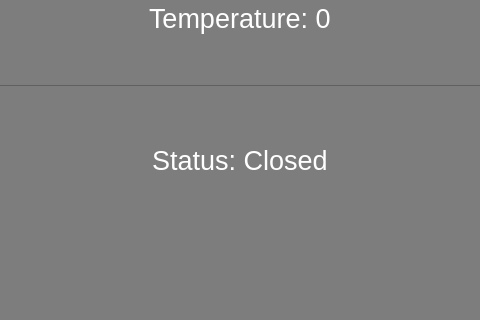
Old version of the form mainwindow.ui in the repository nickek/Automatic_Shades; both pictures show x 160 to 640 and y 169 to 489 of the 800 by 600 pixel window.
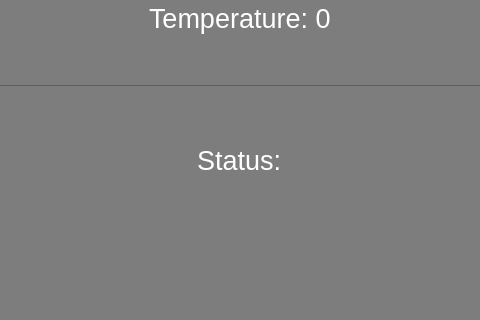
New version of the form.

Diff of the .ui file:
```diff
--- a/mainwindow.ui
+++ b/mainwindow.ui
@@ -207,7 +207,7 @@
                  <string notr="true">color: rgb(255, 255, 255);</string>
                 </property>
                 <property name="text">
-                 <string>Status: Closed</string>
+                 <string>Status:</string>
                 </property>
                </widget>
               </item>
```
Left out of the diff: 2 changed lines with no effect on the pictures.
